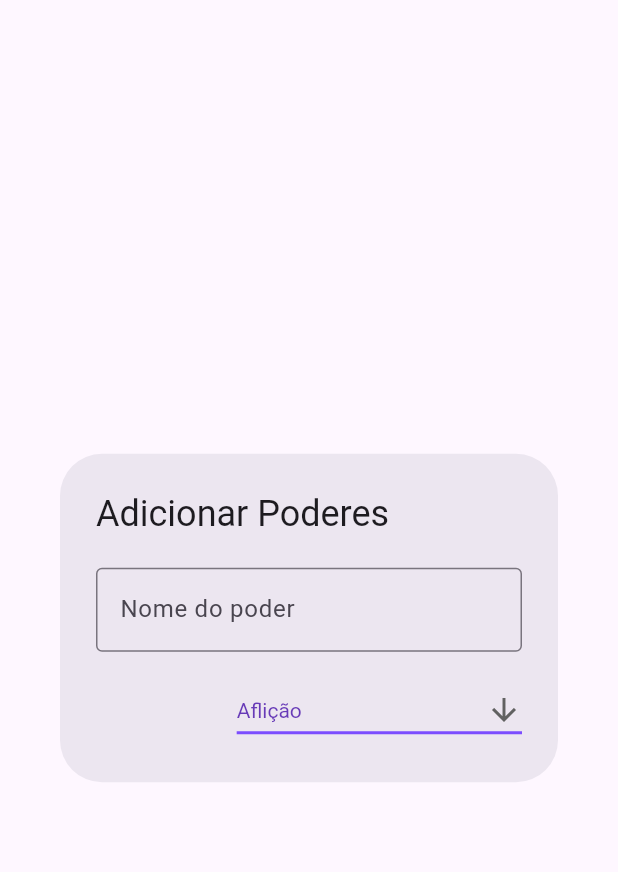
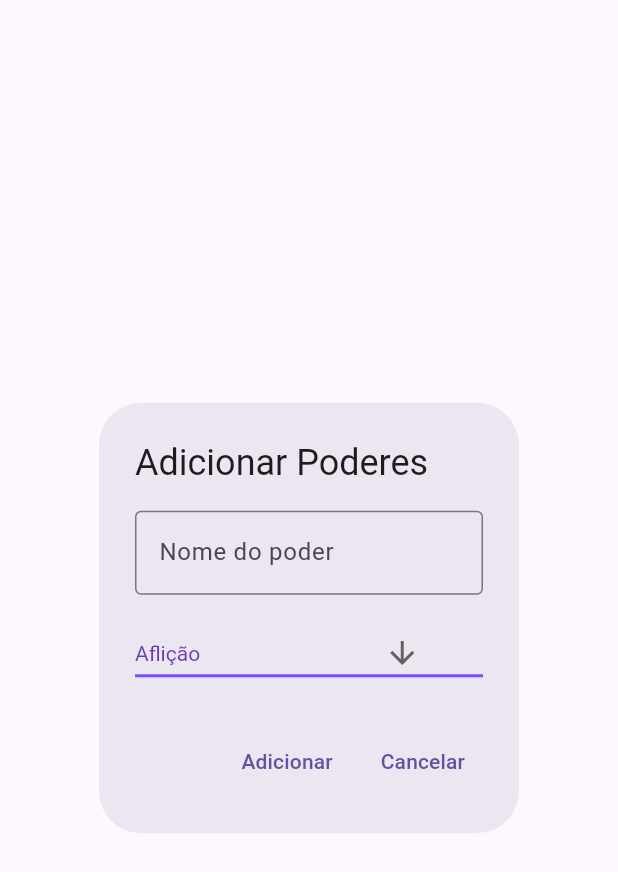
Before and after one commit to B0yEditi0n/fabrica_do_multiverso, a Flutter app: the DynamicDialog widget shown alone on an empty page, opened directly, on a phone screen of 412 x 824 dp. Shown: the top 872 px of the screen. Run offline on Flutter 3.47's test engine with Material 3 defaults, Android fonts, the phone set to English and light mode, and no system bars.

Commit message:
adicionado botões de exit e add

```diff
--- a/lib/main.dart
+++ b/lib/main.dart
@@ -177,7 +177,9 @@ class _DynamicDialogState extends State<DynamicDialog> {
   Widget build(BuildContext context) {
     return AlertDialog(
       title: const Text('Adicionar Poderes'),
-      actions: <Widget>[
+      content: SingleChildScrollView(
+        child: ListBody(
+          children: <Widget>[
 
             //* Entrada do Nome
             TextField(
@@ -211,6 +213,25 @@ class _DynamicDialogState extends State<DynamicDialog> {
                 );
               }).toList(),
             )
+          ]
+        )
+      ),
+      actions: <Widget>[
+        TextButton(
+          child: const Text('Adicionar'),
+          onPressed: () {
+
+            // Fecha o popup
+            Navigator.of(context).pop();
+          },
+        ),
+        TextButton(
+          child: const Text('Cancelar'),
+          onPressed: () {
+            // Fecha o popup
+            Navigator.of(context).pop();
+          },
+        ),
       ],
       );
   }
```
Also changed, not shown: 14 other files. Lines whose indentation alone changed are shown as unchanged.
